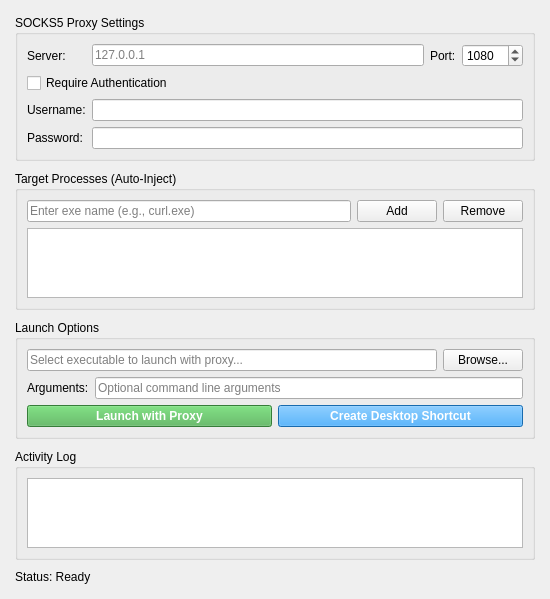
Qt form launcher/MainWindow.ui (4111y80y/OpenProxifier) before a commit.
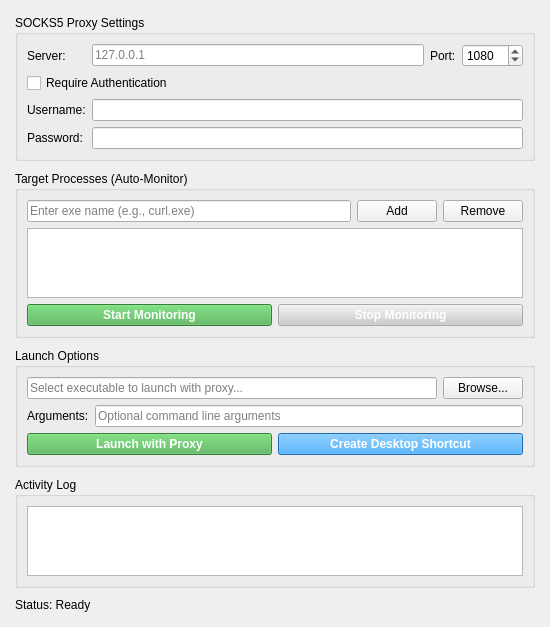
The same form after that commit.

Commit message:
Restore monitoring mode for auto-injection
Added back Start/Stop Monitoring buttons to detect and auto-inject
target processes running anywhere in the system.

Features:
- Start Monitoring: polls system for target processes every 500ms
- Stop Monitoring: stops the background polling
- Auto-inject DLL when target process is detected
- Works alongside manual Launch Options

```diff
--- a/launcher/MainWindow.ui
+++ b/launcher/MainWindow.ui
@@ -102,7 +102,7 @@
     <item>
      <widget class="QGroupBox" name="targetGroup">
       <property name="title">
-       <string>Target Processes (Auto-Inject)</string>
+       <string>Target Processes (Auto-Monitor)</string>
       </property>
       <layout class="QVBoxLayout" name="targetLayout">
        <item>
@@ -137,6 +137,46 @@
          </property>
         </widget>
        </item>
+       <item>
+        <layout class="QHBoxLayout" name="monitorLayout">
+         <item>
+          <widget class="QPushButton" name="startMonitorButton">
+           <property name="text">
+            <string>Start Monitoring</string>
+           </property>
+           <property name="minimumHeight">
+            <number>35</number>
+           </property>
+           <property name="toolTip">
+            <string>Monitor system for target processes and auto-inject</string>
+           </property>
+           <property name="styleSheet">
+            <string>QPushButton { background-color: #4CAF50; color: white; font-weight: bold; }
+QPushButton:hover { background-color: #45a049; }
+QPushButton:disabled { background-color: #cccccc; }</string>
+           </property>
+          </widget>
+         </item>
+         <item>
+          <widget class="QPushButton" name="stopMonitorButton">
+           <property name="text">
+            <string>Stop Monitoring</string>
+           </property>
+           <property name="minimumHeight">
+            <number>35</number>
+           </property>
+           <property name="enabled">
+            <bool>false</bool>
+           </property>
+           <property name="styleSheet">
+            <string>QPushButton { background-color: #f44336; color: white; font-weight: bold; }
+QPushButton:hover { background-color: #da190b; }
+QPushButton:disabled { background-color: #cccccc; }</string>
+           </property>
+          </widget>
+         </item>
+        </layout>
+       </item>
       </layout>
      </widget>
     </item>
```
The commit also changes 2 other files.
